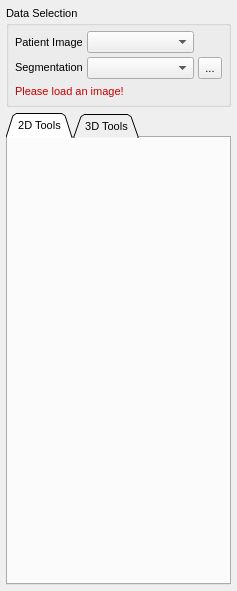
Qt form Plugins/Mipf_Plugin_MitkSegmentation/QmitkSegmentationControls.ui (linson7017/MIPF) before a commit.
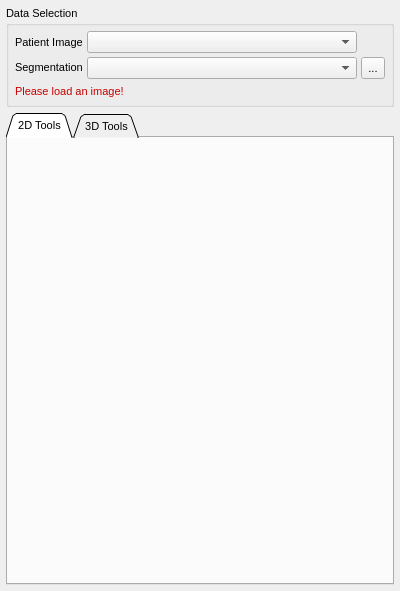
The same form after that commit. Icons and pictures are not drawn. Custom widgets are drawn as their Qt base class.

Diff of the .ui file:
```diff
--- a/Plugins/Mipf_Plugin_MitkSegmentation/QmitkSegmentationControls.ui
+++ b/Plugins/Mipf_Plugin_MitkSegmentation/QmitkSegmentationControls.ui
@@ -6,7 +6,7 @@
    <rect>
     <x>0</x>
     <y>0</y>
-    <width>237</width>
+    <width>400</width>
     <height>591</height>
    </rect>
   </property>
```
Left out of the diff: 6 changed lines with no effect on the pictures.
